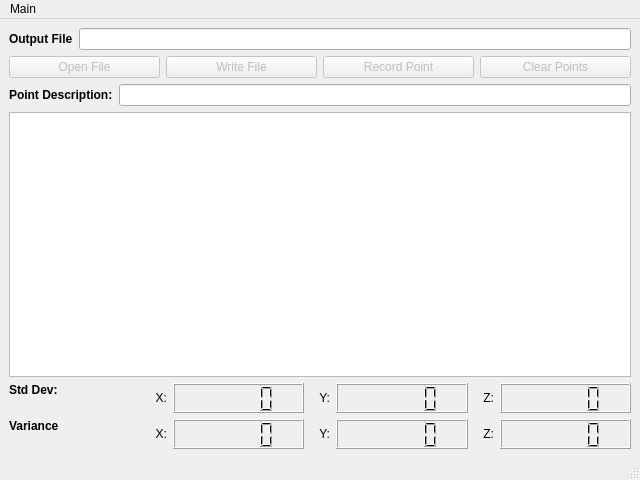
This is scripts/main_window.ui in ozymandium/survey_gui as Qt 5 draws it before an edit. The edited form follows.
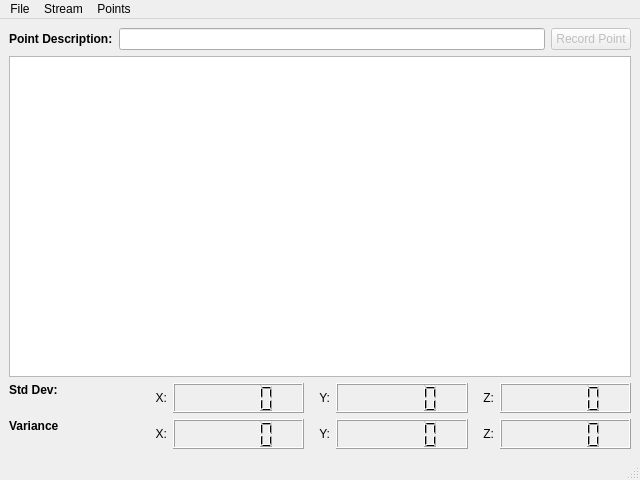
This is the edited form.

What changed in the file:
```diff
--- a/scripts/main_window.ui
+++ b/scripts/main_window.ui
@@ -13,12 +13,15 @@
   <property name="windowTitle">
    <string>GAVLab RTK Survey</string>
   </property>
+  <property name="documentMode">
+   <bool>false</bool>
+  </property>
   <widget class="QWidget" name="centralwidget">
    <layout class="QVBoxLayout" name="verticalLayout_2">
     <item>
-     <layout class="QHBoxLayout" name="horizontalLayout_3">
+     <layout class="QHBoxLayout" name="horizontalLayout_2">
       <item>
-       <widget class="QLabel" name="label">
+       <widget class="QLabel" name="label_2">
         <property name="font">
          <font>
           <weight>75</weight>
@@ -26,60 +29,12 @@
          </font>
         </property>
         <property name="text">
-         <string>Output File</string>
+         <string>Point Description:</string>
         </property>
        </widget>
       </item>
       <item>
-       <widget class="QLineEdit" name="outputFileLineEdit"/>
-      </item>
-     </layout>
-    </item>
-    <item>
-     <layout class="QHBoxLayout" name="horizontalLayout">
-      <item>
-       <widget class="QPushButton" name="openButton">
-        <property name="enabled">
-         <bool>false</bool>
-        </property>
-        <property name="minimumSize">
-         <size>
-          <width>75</width>
-          <height>0</height>
-         </size>
-        </property>
-        <property name="maximumSize">
-         <size>
-          <width>1677215</width>
-          <height>16777215</height>
-         </size>
-        </property>
-        <property name="text">
-         <string>Open File</string>
-        </property>
-       </widget>
-      </item>
-      <item>
-       <widget class="QPushButton" name="writeButton">
-        <property name="enabled">
-         <bool>false</bool>
-        </property>
-        <property name="minimumSize">
-         <size>
-          <width>75</width>
-          <height>0</height>
-         </size>
-        </property>
-        <property name="maximumSize">
-         <size>
-          <width>1677215</width>
-          <height>16777215</height>
-         </size>
-        </property>
-        <property name="text">
-         <string>Write File</string>
-        </property>
-       </widget>
+       <widget class="QLineEdit" name="descriptionLineEdit"/>
       </item>
       <item>
        <widget class="QPushButton" name="recordButton">
@@ -100,36 +55,6 @@
         </property>
        </widget>
       </item>
-      <item>
-       <widget class="QPushButton" name="clearButton">
-        <property name="enabled">
-         <bool>false</bool>
-        </property>
-        <property name="text">
-         <string>Clear Points</string>
-        </property>
-       </widget>
-      </item>
-     </layout>
-    </item>
-    <item>
-     <layout class="QHBoxLayout" name="horizontalLayout_2">
-      <item>
-       <widget class="QLabel" name="label_2">
-        <property name="font">
-         <font>
-          <weight>75</weight>
-          <bold>true</bold>
-         </font>
-        </property>
-        <property name="text">
-         <string>Point Description:</string>
-        </property>
-       </widget>
-      </item>
-      <item>
-       <widget class="QLineEdit" name="descriptionLineEdit"/>
-      </item>
      </layout>
     </item>
     <item>
@@ -426,13 +351,30 @@
      <height>25</height>
     </rect>
    </property>
-   <widget class="QMenu" name="menuMain">
+   <widget class="QMenu" name="menuFile">
     <property name="title">
-     <string>Main</string>
+     <string>File</string>
     </property>
     <addaction name="actionExit"/>
    </widget>
-   <addaction name="menuMain"/>
+   <widget class="QMenu" name="menuPoints">
+    <property name="title">
+     <string>Points</string>
+    </property>
+    <addaction name="actionClear_All"/>
+    <addaction name="actionManual_Entry"/>
+   </widget>
+   <widget class="QMenu" name="menuStream">
+    <property name="title">
+     <string>Stream</string>
+    </property>
+    <addaction name="actionConnect_to_MOOSDB"/>
+    <addaction name="actionRun_pAntler"/>
+    <addaction name="actionUMS"/>
+   </widget>
+   <addaction name="menuFile"/>
+   <addaction name="menuStream"/>
+   <addaction name="menuPoints"/>
   </widget>
   <widget class="QStatusBar" name="statusbar"/>
   <action name="actionExit">
```
Left out of the diff: 43 changed lines with no effect on the pictures.
